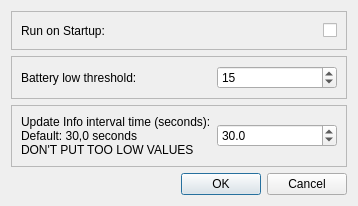
The window that src/UI/settingswindow.ui (LeoKlaus/HeadsetControl-GUI) describes before a commit, drawn with Qt 5.
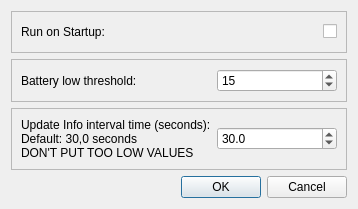
The same window after the commit. Icons and pictures are not drawn.

Commit message: Optimized darkmode code and fixed window position

Diff of the .ui file:
```diff
--- a/src/UI/settingswindow.ui
+++ b/src/UI/settingswindow.ui
@@ -7,7 +7,7 @@
     <x>0</x>
     <y>0</y>
     <width>352</width>
-    <height>206</height>
+    <height>209</height>
    </rect>
   </property>
   <property name="windowTitle">
@@ -29,9 +29,6 @@
        <verstretch>0</verstretch>
       </sizepolicy>
      </property>
-     <property name="styleSheet">
-      <string notr="true">text-align: left;</string>
-     </property>
      <property name="frameShape">
       <enum>QFrame::StyledPanel</enum>
      </property>
@@ -51,8 +48,8 @@
         <property name="layoutDirection">
          <enum>Qt::RightToLeft</enum>
         </property>
-        <property name="styleSheet">
-         <string notr="true">text-align: end</string>
+        <property name="autoFillBackground">
+         <bool>false</bool>
         </property>
         <property name="text">
          <string/>
```
Left out of the diff: 8 changed lines with no effect on the pictures. The commit also changes 5 other files.
